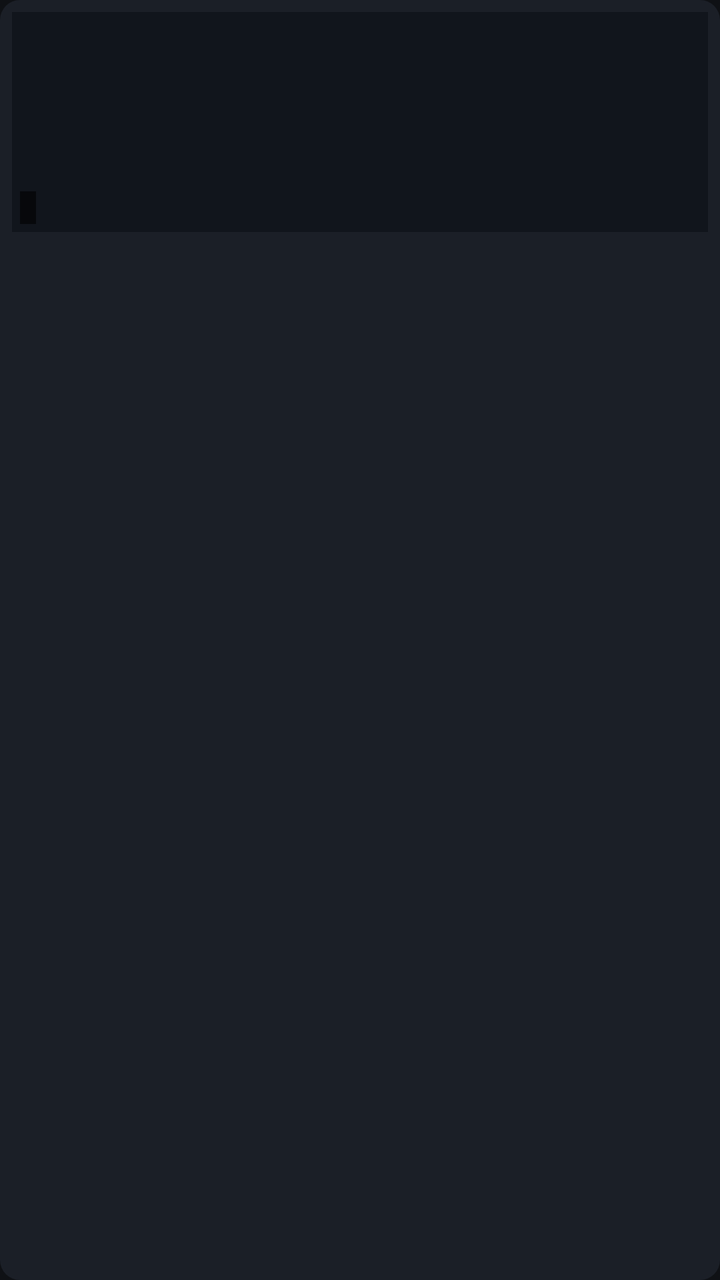
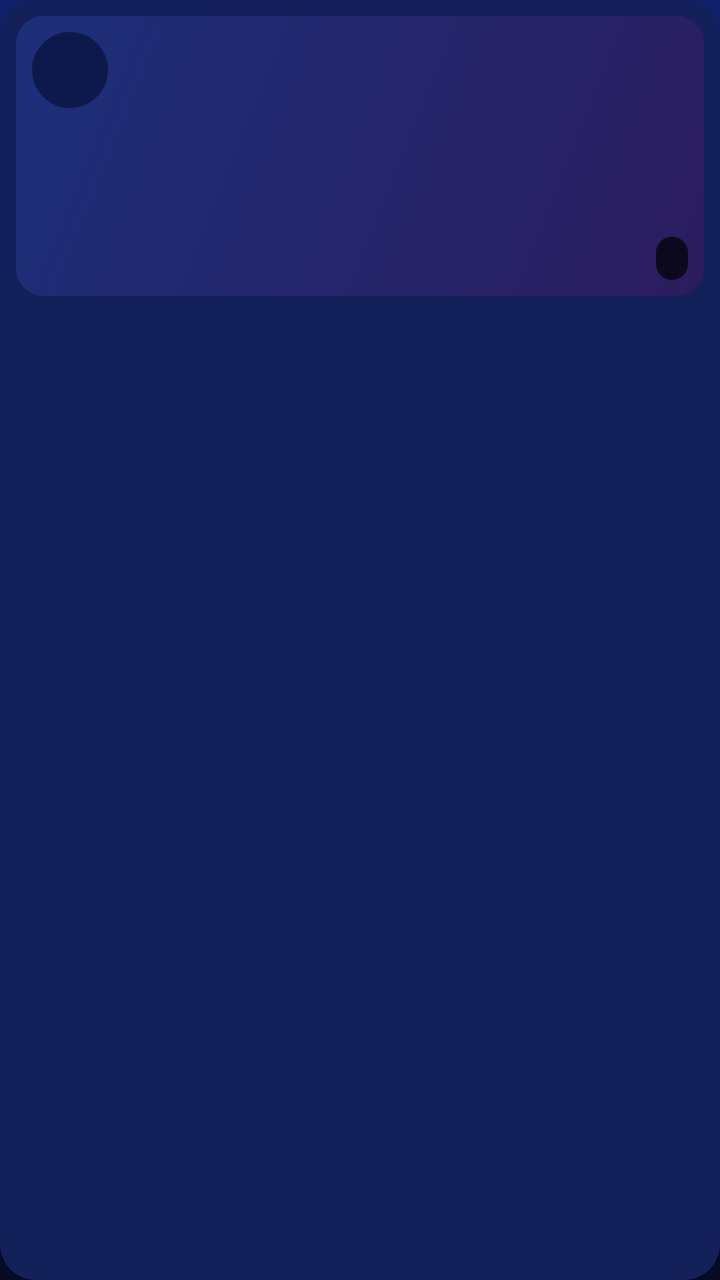

Screens rendered from an Android XML layout before and after an edit, with the pre-edit source and the edit as a unified diff.
<!-- AndroidManifest.xml: application theme AppTheme -->
<!-- res/layout/item_file.xml -->
<?xml version="1.0" encoding="utf-8"?>
<LinearLayout xmlns:android="http://schemas.android.com/apk/res/android"
    android:layout_width="match_parent"
    android:layout_height="wrap_content"
    android:layout_margin="8dp"
    android:background="@drawable/card_bg"
    android:clickable="true"
    android:focusable="true"
    android:orientation="vertical"
    android:padding="6dp">

    <FrameLayout
        android:layout_width="match_parent"
        android:layout_height="110dp">

        <ImageView
            android:id="@+id/thumb"
            android:layout_width="match_parent"
            android:layout_height="match_parent"
            android:background="#11151C"
            android:scaleType="centerCrop" />

        <ImageView
            android:id="@+id/badge"
            android:layout_width="40dp"
            android:layout_height="40dp"
            android:layout_gravity="center" />

        <TextView
            android:id="@+id/duration"
            android:layout_width="wrap_content"
            android:layout_height="wrap_content"
            android:layout_gravity="bottom|start"
            android:layout_margin="4dp"
            android:background="#99000000"
            android:paddingStart="4dp"
            android:paddingEnd="4dp"
            android:textSize="12sp" />
    </FrameLayout>

    <TextView
        android:id="@+id/name"
        android:layout_width="match_parent"
        android:layout_height="wrap_content"
        android:layout_marginTop="6dp"
        android:ellipsize="middle"
        android:singleLine="true"
        android:textDirection="anyRtl"
        android:textSize="14sp" />

    <TextView
        android:id="@+id/meta"
        android:layout_width="match_parent"
        android:layout_height="wrap_content"
        android:singleLine="true"
        android:textColor="@color/text_dim"
        android:textSize="12sp" />
</LinearLayout>
<!-- resources referenced by this layout -->
<resources>
  <color name="text_dim">#9AA3B2</color>
  <!-- drawable card_bg (drawable) -->
  <selector xmlns:android="http://schemas.android.com/apk/res/android">
      <item android:state_focused="true">
          <shape><solid android:color="@color/card_focus" /><stroke android:width="3dp" android:color="@color/accent" /><corners android:radius="10dp" /></shape>
      </item>
      <item>
          <shape><solid android:color="@color/card" /><corners android:radius="10dp" /></shape>
      </item>
  </selector>
  <style name="AppTheme" parent="Theme.AppCompat.NoActionBar">
          <item name="android:windowBackground">@color/bg</item>
          <item name="android:textColor">@color/text</item>
          <item name="colorAccent">@color/accent</item>
          <item name="android:windowFullscreen">true</item>
      </style>
  <color name="card_focus">#2A3140</color>
  <color name="accent">#4C9AFF</color>
  <color name="card">#1B1F27</color>
  <color name="bg">#0F1115</color>
  <color name="text">#F2F4F8</color>
</resources>

<!-- the commit's change to res/layout/item_file.xml (unified diff, before → after) -->
@@ -2,57 +2,76 @@
 <LinearLayout xmlns:android="http://schemas.android.com/apk/res/android"
     android:layout_width="match_parent"
     android:layout_height="wrap_content"
-    android:layout_margin="8dp"
+    android:layout_margin="10dp"
     android:background="@drawable/card_bg"
     android:clickable="true"
     android:focusable="true"
     android:orientation="vertical"
-    android:padding="6dp">
+    android:padding="8dp">
 
     <FrameLayout
         android:layout_width="match_parent"
-        android:layout_height="110dp">
+        android:layout_height="140dp">
 
         <ImageView
             android:id="@+id/thumb"
             android:layout_width="match_parent"
             android:layout_height="match_parent"
-            android:background="#11151C"
+            android:background="@drawable/thumb_bg"
             android:scaleType="centerCrop" />
 
         <ImageView
+            android:id="@+id/center"
+            android:layout_width="64dp"
+            android:layout_height="64dp"
+            android:layout_gravity="center" />
+
+        <ImageView
             android:id="@+id/badge"
-            android:layout_width="40dp"
-            android:layout_height="40dp"
-            android:layout_gravity="center" />
+            android:layout_width="38dp"
+            android:layout_height="38dp"
+            android:layout_gravity="top|start"
+            android:layout_margin="8dp"
+            android:background="@drawable/badge_bg"
+            android:padding="8dp" />
 
         <TextView
             android:id="@+id/duration"
             android:layout_width="wrap_content"
             android:layout_height="wrap_content"
-            android:layout_gravity="bottom|start"
-            android:layout_margin="4dp"
-            android:background="#99000000"
-            android:paddingStart="4dp"
-            android:paddingEnd="4dp"
-            android:textSize="12sp" />
+            android:layout_gravity="bottom|end"
+            android:layout_margin="8dp"
+            android:background="@drawable/pill_dark"
+            android:paddingStart="8dp"
+            android:paddingTop="2dp"
+            android:paddingEnd="8dp"
+            android:paddingBottom="2dp"
+            android:textSize="13sp"
+            android:textStyle="bold" />
     </FrameLayout>
 
     <TextView
         android:id="@+id/name"
         android:layout_width="match_parent"
         android:layout_height="wrap_content"
-        android:layout_marginTop="6dp"
+        android:layout_marginTop="10dp"
         android:ellipsize="middle"
+        android:paddingStart="4dp"
+        android:paddingEnd="4dp"
         android:singleLine="true"
         android:textDirection="anyRtl"
-        android:textSize="14sp" />
+        android:textSize="17sp"
+        android:textStyle="bold" />
 
     <TextView
         android:id="@+id/meta"
         android:layout_width="match_parent"
         android:layout_height="wrap_content"
+        android:layout_marginTop="2dp"
+        android:paddingStart="4dp"
+        android:paddingEnd="4dp"
+        android:paddingBottom="4dp"
         android:singleLine="true"
         android:textColor="@color/text_dim"
-        android:textSize="12sp" />
+        android:textSize="14sp" />
 </LinearLayout>
<!-- resource entries referenced after the edit -->
@@ -1,25 +1,43 @@
 <!-- resources referenced by this layout -->
 <resources>
-  <color name="text_dim">#9AA3B2</color>
+  <color name="text_dim">#A9B4D8</color>
+  <!-- drawable badge_bg (drawable) -->
+  <shape xmlns:android="http://schemas.android.com/apk/res/android" android:shape="oval">
+      <solid android:color="#CC0A1440" />
+  </shape>
   <!-- drawable card_bg (drawable) -->
   <selector xmlns:android="http://schemas.android.com/apk/res/android">
       <item android:state_focused="true">
-          <shape><solid android:color="@color/card_focus" /><stroke android:width="3dp" android:color="@color/accent" /><corners android:radius="10dp" /></shape>
+          <shape><solid android:color="@color/surface_focus" /><stroke android:width="4dp" android:color="@color/accent" /><corners android:radius="18dp" /></shape>
       </item>
       <item>
-          <shape><solid android:color="@color/card" /><corners android:radius="10dp" /></shape>
+          <shape><solid android:color="@color/surface" /><corners android:radius="18dp" /></shape>
       </item>
   </selector>
+  <!-- drawable pill_dark (drawable) -->
+  <shape xmlns:android="http://schemas.android.com/apk/res/android">
+      <solid android:color="#B3000000" /><corners android:radius="10dp" />
+  </shape>
+  <!-- drawable thumb_bg (drawable) -->
+  <shape xmlns:android="http://schemas.android.com/apk/res/android">
+      <gradient android:angle="315" android:startColor="#1D2F7A" android:endColor="#2B1C5E" />
+      <corners android:radius="14dp" />
+  </shape>
   <style name="AppTheme" parent="Theme.AppCompat.NoActionBar">
-          <item name="android:windowBackground">@color/bg</item>
+          <item name="android:windowBackground">@drawable/bg_gradient</item>
           <item name="android:textColor">@color/text</item>
           <item name="colorAccent">@color/accent</item>
           <item name="android:windowFullscreen">true</item>
       </style>
-  <color name="card_focus">#2A3140</color>
-  <color name="accent">#4C9AFF</color>
-  <color name="card">#1B1F27</color>
-  <color name="bg">#0F1115</color>
-  <color name="text">#F2F4F8</color>
+  <color name="surface_focus">#22348A</color>
+  <color name="accent">#38D6F5</color>
+  <color name="surface">#14205A</color>
+  <!-- drawable bg_gradient (drawable) -->
+  <shape xmlns:android="http://schemas.android.com/apk/res/android">
+      <gradient android:angle="300" android:startColor="@color/bg_top" android:endColor="@color/bg_bottom" android:type="linear" />
+  </shape>
+  <color name="text">#FFFFFF</color>
+  <color name="bg_top">#0F2168</color>
+  <color name="bg_bottom">#050A26</color>
 </resources>
 
